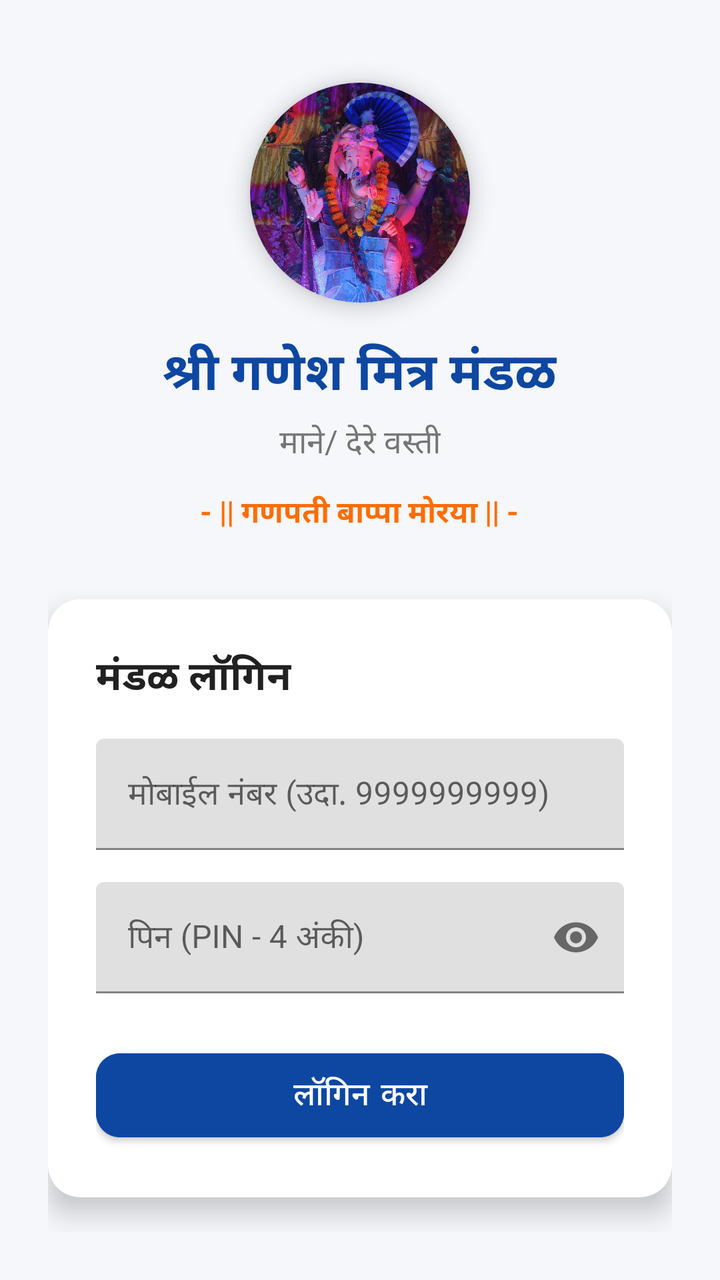
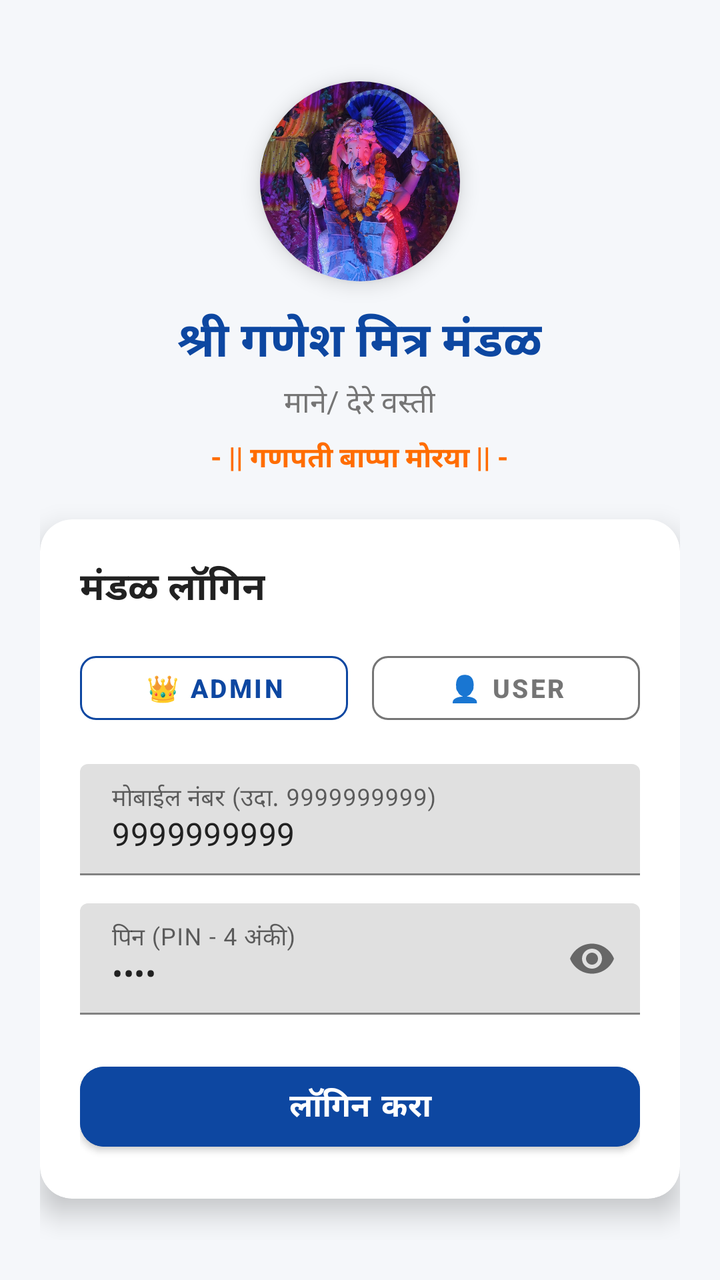

Two renders of the same Android screen: before a commit and after it. Below are the layout's source before the change and the commit's diff.
<!-- AndroidManifest.xml: application theme Theme.GaneshMitraMandal -->
<!-- res/layout/activity_login.xml -->
<?xml version="1.0" encoding="utf-8"?>
<LinearLayout xmlns:android="http://schemas.android.com/apk/res/android"
    xmlns:app="http://schemas.android.com/apk/res-auto"
    android:layout_width="match_parent"
    android:layout_height="match_parent"
    android:background="@color/bg_light"
    android:gravity="center"
    android:orientation="vertical"
    android:padding="24dp">

    
    <androidx.cardview.widget.CardView
        android:layout_width="110dp"
        android:layout_height="110dp"
        android:layout_marginBottom="16dp"
        app:cardBackgroundColor="@color/white"
        app:cardCornerRadius="55dp"
        app:cardElevation="6dp">

        <ImageView
            android:layout_width="match_parent"
            android:layout_height="match_parent"
            android:scaleType="centerCrop"
            android:src="@drawable/app_logo" />
    </androidx.cardview.widget.CardView>

    <TextView
        android:layout_width="wrap_content"
        android:layout_height="wrap_content"
        android:text="@string/app_name"
        android:textColor="@color/primary_blue"
        android:textSize="26sp"
        android:textStyle="bold" />

    <TextView
        android:layout_width="wrap_content"
        android:layout_height="wrap_content"
        android:layout_marginTop="4dp"
        android:text="@string/mandal_subtitle"
        android:textColor="@color/text_secondary"
        android:textSize="16sp" />

    <TextView
        android:layout_width="wrap_content"
        android:layout_height="wrap_content"
        android:layout_marginTop="12dp"
        android:layout_marginBottom="32dp"
        android:text="@string/ganapati_slogan"
        android:textColor="@color/accent_orange"
        android:textSize="15sp"
        android:textStyle="bold" />

    
    <androidx.cardview.widget.CardView
        android:layout_width="match_parent"
        android:layout_height="wrap_content"
        app:cardBackgroundColor="@color/card_bg"
        app:cardCornerRadius="16dp"
        app:cardElevation="8dp">

        <LinearLayout
            android:layout_width="match_parent"
            android:layout_height="wrap_content"
            android:orientation="vertical"
            android:padding="24dp">

            <TextView
                android:layout_width="wrap_content"
                android:layout_height="wrap_content"
                android:layout_marginBottom="16dp"
                android:text="@string/login_title"
                android:textColor="@color/text_primary"
                android:textSize="20sp"
                android:textStyle="bold" />

            
            <com.google.android.material.textfield.TextInputLayout
                android:layout_width="match_parent"
                android:layout_height="wrap_content"
                android:layout_marginBottom="16dp"
                app:boxStrokeColor="@color/primary_blue">

                <com.google.android.material.textfield.TextInputEditText
                    android:id="@+id/etPhone"
                    android:layout_width="match_parent"
                    android:layout_height="wrap_content"
                    android:hint="@string/phone_hint"
                    android:inputType="phone"
                    android:maxLength="10"
                    android:textColor="@color/text_primary" />
            </com.google.android.material.textfield.TextInputLayout>

            
            <com.google.android.material.textfield.TextInputLayout
                android:layout_width="match_parent"
                android:layout_height="wrap_content"
                android:layout_marginBottom="24dp"
                app:boxStrokeColor="@color/primary_blue"
                app:passwordToggleEnabled="true">

                <com.google.android.material.textfield.TextInputEditText
                    android:id="@+id/etPin"
                    android:layout_width="match_parent"
                    android:layout_height="wrap_content"
                    android:hint="@string/pin_hint"
                    android:inputType="numberPassword"
                    android:maxLength="4"
                    android:textColor="@color/text_primary" />
            </com.google.android.material.textfield.TextInputLayout>

            
            <com.google.android.material.button.MaterialButton
                android:id="@+id/btnLogin"
                android:layout_width="match_parent"
                android:layout_height="54dp"
                android:backgroundTint="@color/primary_blue"
                android:text="@string/btn_login"
                android:textColor="@color/white"
                android:textSize="16sp"
                app:cornerRadius="12dp" />

        </LinearLayout>
    </androidx.cardview.widget.CardView>

</LinearLayout>
<!-- resources referenced by this layout -->
<resources>
  <color name="accent_orange">#FF6D00</color>
  <color name="bg_light">#F5F7FA</color>
  <color name="card_bg">#FFFFFF</color>
  <color name="primary_blue">#0D47A1</color>
  <color name="text_primary">#212121</color>
  <color name="text_secondary">#757575</color>
  <color name="white">#FFFFFF</color>
  <!-- drawable app_logo: jpg bitmap (drawable, 542989 bytes) -->
  <string name="app_name">श्री गणेश मित्र मंडळ</string>
  <string name="btn_login">लॉगिन करा</string>
  <string name="ganapati_slogan">- || गणपती बाप्पा मोरया || -</string>
  <string name="login_title">मंडळ लॉगिन</string>
  <string name="mandal_subtitle">माने/ देरे वस्ती</string>
  <string name="phone_hint">मोबाईल नंबर (उदा. 9999999999)</string>
  <string name="pin_hint">पिन (PIN - 4 अंकी)</string>
  <style name="Theme.GaneshMitraMandal" parent="Theme.MaterialComponents.Light.NoActionBar">
          <item name="colorPrimary">@color/primary_blue</item>
          <item name="colorPrimaryDark">@color/primary_blue_dark</item>
          <item name="colorAccent">@color/accent_orange</item>
          <item name="android:windowBackground">@color/bg_light</item>
          <item name="android:statusBarColor">@color/primary_blue_dark</item>
      </style>
  <color name="primary_blue_dark">#082F6B</color>
</resources>

<!-- the commit's change to res/layout/activity_login.xml (unified diff, before → after) -->
@@ -6,15 +6,15 @@
     android:background="@color/bg_light"
     android:gravity="center"
     android:orientation="vertical"
-    android:padding="24dp">
+    android:padding="20dp">
 
     
     <androidx.cardview.widget.CardView
-        android:layout_width="110dp"
-        android:layout_height="110dp"
-        android:layout_marginBottom="16dp"
+        android:layout_width="100dp"
+        android:layout_height="100dp"
+        android:layout_marginBottom="12dp"
         app:cardBackgroundColor="@color/white"
-        app:cardCornerRadius="55dp"
+        app:cardCornerRadius="50dp"
         app:cardElevation="6dp">
 
         <ImageView
@@ -29,25 +29,25 @@
         android:layout_height="wrap_content"
         android:text="@string/app_name"
         android:textColor="@color/primary_blue"
-        android:textSize="26sp"
+        android:textSize="24sp"
         android:textStyle="bold" />
 
     <TextView
         android:layout_width="wrap_content"
         android:layout_height="wrap_content"
-        android:layout_marginTop="4dp"
+        android:layout_marginTop="2dp"
         android:text="@string/mandal_subtitle"
         android:textColor="@color/text_secondary"
-        android:textSize="16sp" />
+        android:textSize="15sp" />
 
     <TextView
         android:layout_width="wrap_content"
         android:layout_height="wrap_content"
-        android:layout_marginTop="12dp"
-        android:layout_marginBottom="32dp"
+        android:layout_marginTop="6dp"
+        android:layout_marginBottom="20dp"
         android:text="@string/ganapati_slogan"
         android:textColor="@color/accent_orange"
-        android:textSize="15sp"
+        android:textSize="14sp"
         android:textStyle="bold" />
 
     
@@ -62,22 +62,58 @@
             android:layout_width="match_parent"
             android:layout_height="wrap_content"
             android:orientation="vertical"
-            android:padding="24dp">
+            android:padding="20dp">
 
             <TextView
                 android:layout_width="wrap_content"
                 android:layout_height="wrap_content"
-                android:layout_marginBottom="16dp"
+                android:layout_marginBottom="14dp"
                 android:text="@string/login_title"
                 android:textColor="@color/text_primary"
-                android:textSize="20sp"
+                android:textSize="19sp"
                 android:textStyle="bold" />
+
+            
+            <LinearLayout
+                android:layout_width="match_parent"
+                android:layout_height="wrap_content"
+                android:layout_marginBottom="16dp"
+                android:orientation="horizontal">
+
+                <com.google.android.material.button.MaterialButton
+                    android:id="@+id/btnQuickAdmin"
+                    style="@style/Widget.MaterialComponents.Button.OutlinedButton"
+                    android:layout_width="0dp"
+                    android:layout_height="44dp"
+                    android:layout_marginEnd="6dp"
+                    android:layout_weight="1"
+                    android:text="👑 Admin"
+                    android:textColor="@color/primary_blue"
+                    android:textSize="13sp"
+                    android:textStyle="bold"
+                    app:cornerRadius="8dp"
+                    app:strokeColor="@color/primary_blue" />
+
+                <com.google.android.material.button.MaterialButton
+                    android:id="@+id/btnQuickUser"
+                    style="@style/Widget.MaterialComponents.Button.OutlinedButton"
+                    android:layout_width="0dp"
+                    android:layout_height="44dp"
+                    android:layout_marginStart="6dp"
+                    android:layout_weight="1"
+                    android:text="👤 User"
+                    android:textColor="@color/text_secondary"
+                    android:textSize="13sp"
+                    android:textStyle="bold"
+                    app:cornerRadius="8dp"
+                    app:strokeColor="@color/text_secondary" />
+            </LinearLayout>
 
             
             <com.google.android.material.textfield.TextInputLayout
                 android:layout_width="match_parent"
                 android:layout_height="wrap_content"
-                android:layout_marginBottom="16dp"
+                android:layout_marginBottom="14dp"
                 app:boxStrokeColor="@color/primary_blue">
 
                 <com.google.android.material.textfield.TextInputEditText
@@ -87,6 +123,7 @@
                     android:hint="@string/phone_hint"
                     android:inputType="phone"
                     android:maxLength="10"
+                    android:text="9999999999"
                     android:textColor="@color/text_primary" />
             </com.google.android.material.textfield.TextInputLayout>
 
@@ -94,7 +131,7 @@
             <com.google.android.material.textfield.TextInputLayout
                 android:layout_width="match_parent"
                 android:layout_height="wrap_content"
-                android:layout_marginBottom="24dp"
+                android:layout_marginBottom="20dp"
                 app:boxStrokeColor="@color/primary_blue"
                 app:passwordToggleEnabled="true">
 
@@ -104,7 +141,8 @@
                     android:layout_height="wrap_content"
                     android:hint="@string/pin_hint"
                     android:inputType="numberPassword"
-                    android:maxLength="4"
+                    android:maxLength="6"
+                    android:text="1234"
                     android:textColor="@color/text_primary" />
             </com.google.android.material.textfield.TextInputLayout>
 
@@ -112,11 +150,12 @@
             <com.google.android.material.button.MaterialButton
                 android:id="@+id/btnLogin"
                 android:layout_width="match_parent"
-                android:layout_height="54dp"
+                android:layout_height="52dp"
                 android:backgroundTint="@color/primary_blue"
                 android:text="@string/btn_login"
                 android:textColor="@color/white"
                 android:textSize="16sp"
+                android:textStyle="bold"
                 app:cornerRadius="12dp" />
 
         </LinearLayout>
